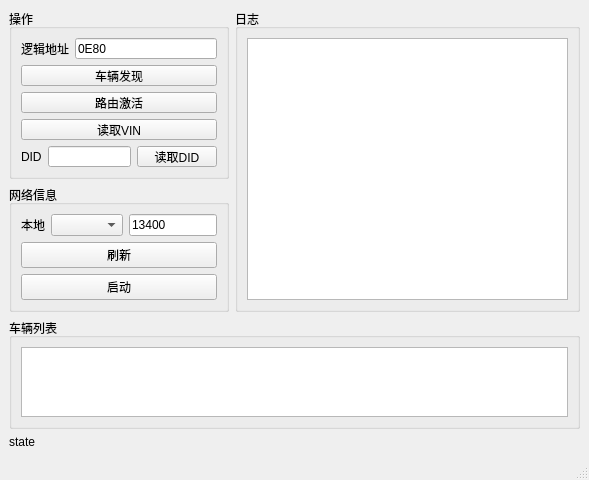
First picture: the form in DoIP_Client/mainwindow.ui, repository mcli244/DoIP_Server, before the edit.
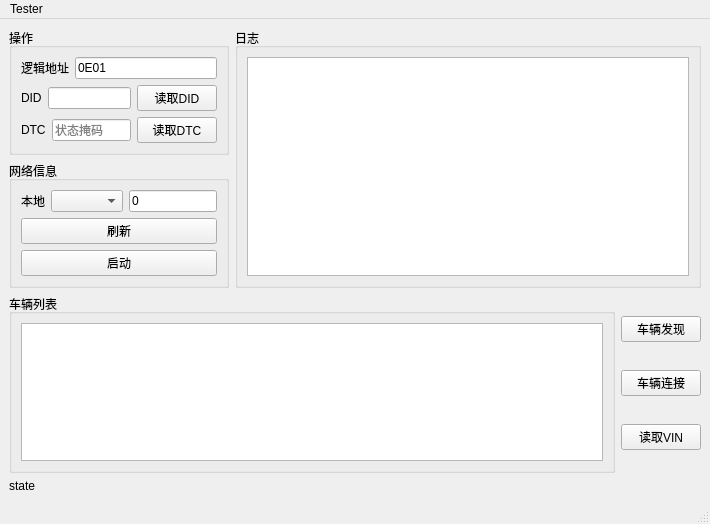
Second picture: the form after the edit.

Commit message: [feat] DTC read pass

```diff
--- a/DoIP_Client/mainwindow.ui
+++ b/DoIP_Client/mainwindow.ui
@@ -6,8 +6,8 @@
    <rect>
     <x>0</x>
     <y>0</y>
-    <width>589</width>
-    <height>480</height>
+    <width>710</width>
+    <height>524</height>
    </rect>
   </property>
   <property name="sizePolicy">
@@ -57,13 +57,6 @@
              <string>操作</string>
             </property>
             <layout class="QGridLayout" name="gridLayout">
-             <item row="2" column="0">
-              <widget class="QPushButton" name="pushButton_2">
-               <property name="text">
-                <string>路由激活</string>
-               </property>
-              </widget>
-             </item>
              <item row="0" column="0">
               <layout class="QVBoxLayout" name="verticalLayout">
                <item>
@@ -78,7 +71,7 @@
                  <item>
                   <widget class="QLineEdit" name="lineEdit_logicAddr">
                    <property name="text">
-                    <string>0E80</string>
+                    <string>0E01</string>
                    </property>
                    <property name="maxLength">
                     <number>4</number>
@@ -92,21 +85,7 @@
                </item>
               </layout>
              </item>
-             <item row="1" column="0">
-              <widget class="QPushButton" name="pushButton">
-               <property name="text">
-                <string>车辆发现</string>
-               </property>
-              </widget>
-             </item>
-             <item row="3" column="0">
-              <widget class="QPushButton" name="pushButton_3">
-               <property name="text">
-                <string>读取VIN</string>
-               </property>
-              </widget>
-             </item>
-             <item row="4" column="0">
+             <item row="2" column="0">
               <layout class="QHBoxLayout" name="horizontalLayout_2">
                <item>
                 <widget class="QLabel" name="label">
@@ -127,6 +106,31 @@
                </item>
               </layout>
              </item>
+             <item row="3" column="0">
+              <layout class="QHBoxLayout" name="horizontalLayout_4">
+               <item>
+                <widget class="QLabel" name="label_3">
+                 <property name="text">
+                  <string>DTC</string>
+                 </property>
+                </widget>
+               </item>
+               <item>
+                <widget class="QLineEdit" name="lineEdit_DTC">
+                 <property name="placeholderText">
+                  <string>状态掩码</string>
+                 </property>
+                </widget>
+               </item>
+               <item>
+                <widget class="QPushButton" name="pushButton_readDTC">
+                 <property name="text">
+                  <string>读取DTC</string>
+                 </property>
+                </widget>
+               </item>
+              </layout>
+             </item>
             </layout>
            </widget>
           </item>
@@ -171,7 +175,7 @@
                  <item>
                   <widget class="QLineEdit" name="lineEdit_UDP_DISCOVER">
                    <property name="text">
-                    <string>13400</string>
+                    <string>0</string>
                    </property>
                   </widget>
                  </item>
@@ -221,16 +225,45 @@
        </layout>
       </item>
       <item>
-       <widget class="QGroupBox" name="groupBox_4">
-        <property name="title">
-         <string>车辆列表</string>
-        </property>
-        <layout class="QGridLayout" name="gridLayout_3">
-         <item row="0" column="0">
-          <widget class="QTableView" name="tableView_ECU_List"/>
-         </item>
-        </layout>
-       </widget>
+       <layout class="QHBoxLayout" name="horizontalLayout_3">
+        <item>
+         <widget class="QGroupBox" name="groupBox_4">
+          <property name="title">
+           <string>车辆列表</string>
+          </property>
+          <layout class="QGridLayout" name="gridLayout_3">
+           <item row="0" column="0">
+            <widget class="QTableView" name="tableView_ECU_List"/>
+           </item>
+          </layout>
+         </widget>
+        </item>
+        <item>
+         <layout class="QVBoxLayout" name="verticalLayout_6">
+          <item>
+           <widget class="QPushButton" name="pushButton">
+            <property name="text">
+             <string>车辆发现</string>
+            </property>
+           </widget>
+          </item>
+          <item>
+           <widget class="QPushButton" name="pushButton_vic_connect">
+            <property name="text">
+             <string>车辆连接</string>
+            </property>
+           </widget>
+          </item>
+          <item>
+           <widget class="QPushButton" name="pushButton_3">
+            <property name="text">
+             <string>读取VIN</string>
+            </property>
+           </widget>
+          </item>
+         </layout>
+        </item>
+       </layout>
       </item>
       <item>
        <widget class="QLabel" name="label_state">
@@ -248,10 +281,16 @@
     <rect>
      <x>0</x>
      <y>0</y>
-     <width>589</width>
+     <width>710</width>
      <height>21</height>
     </rect>
    </property>
+   <widget class="QMenu" name="menuTester">
+    <property name="title">
+     <string>Tester</string>
+    </property>
+   </widget>
+   <addaction name="menuTester"/>
   </widget>
   <widget class="QStatusBar" name="statusbar"/>
  </widget>
```
Left out of the diff: 4 changed lines with no effect on the pictures. The commit also changes 9 other files.
